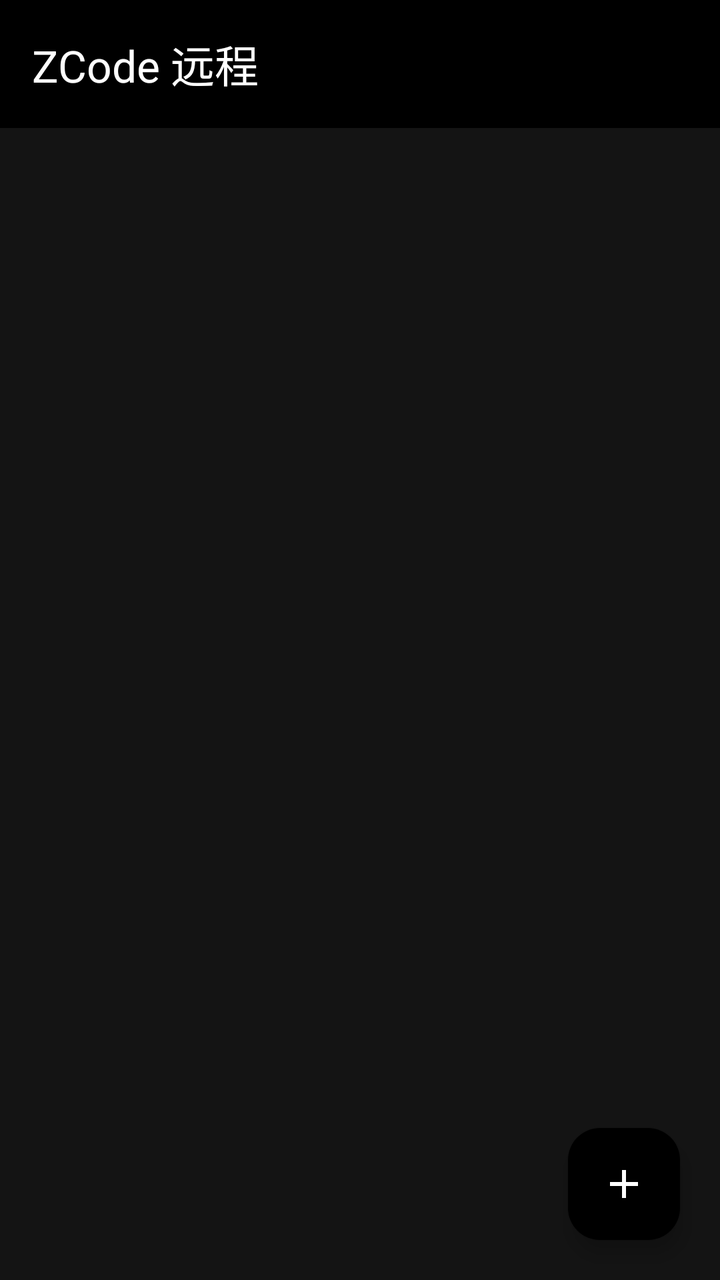
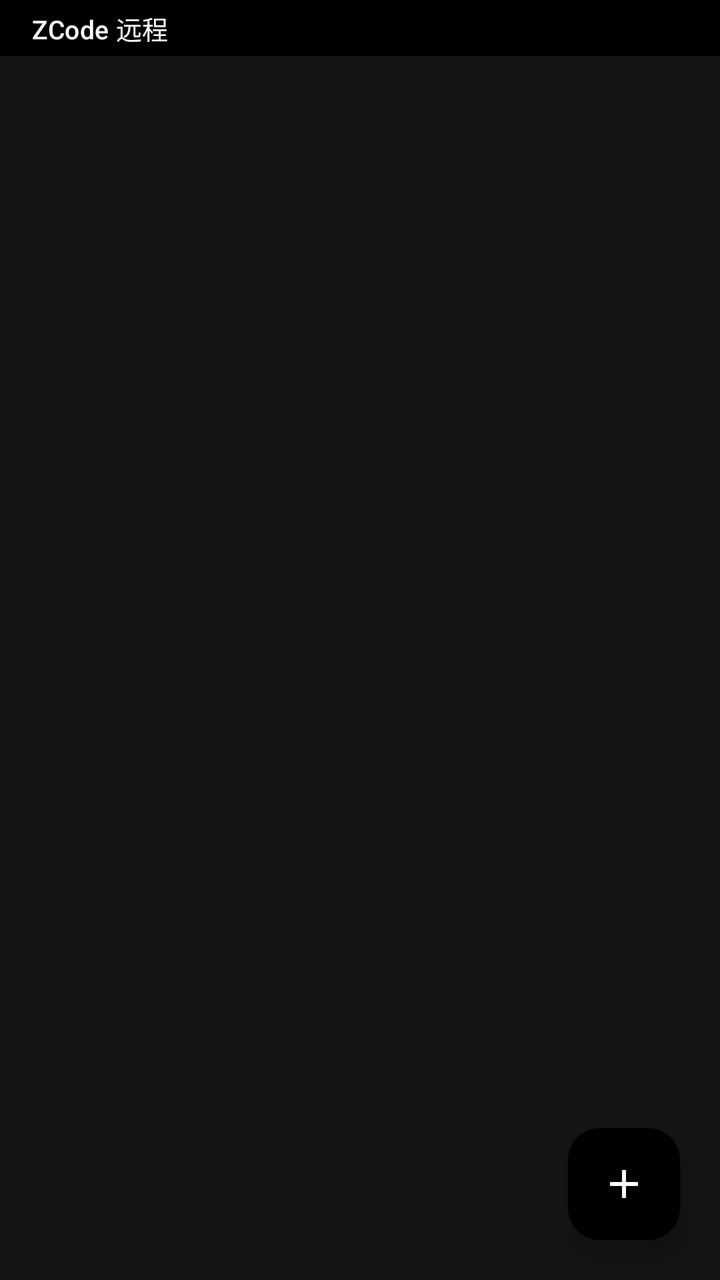

An Android layout rendered at two revisions. The XML below is the earlier revision; the diff shows what the commit changed to produce the second picture.
<!-- AndroidManifest.xml: application theme Theme.ZCodeRemote -->
<!-- res/layout/activity_main.xml -->
<?xml version="1.0" encoding="utf-8"?>
<LinearLayout xmlns:android="http://schemas.android.com/apk/res/android"
    xmlns:app="http://schemas.android.com/apk/res-auto"
    android:id="@+id/root"
    android:layout_width="match_parent"
    android:layout_height="match_parent"
    android:orientation="vertical">

    <com.google.android.material.appbar.MaterialToolbar
        android:id="@+id/toolbar"
        android:layout_width="match_parent"
        android:layout_height="?attr/actionBarSize"
        android:background="@color/primary"
        app:titleTextColor="@color/on_primary"
        app:title="@string/app_name" />

    <FrameLayout
        android:layout_width="match_parent"
        android:layout_height="0dp"
        android:layout_weight="1">

        <androidx.recyclerview.widget.RecyclerView
            android:id="@+id/conn_list"
            android:layout_width="match_parent"
            android:layout_height="match_parent"
            android:clipToPadding="false"
            android:paddingTop="12dp"
            android:paddingBottom="88dp" />

        <TextView
            android:id="@+id/empty_view"
            android:layout_width="wrap_content"
            android:layout_height="wrap_content"
            android:layout_gravity="center"
            android:gravity="center"
            android:lineSpacingExtra="6dp"
            android:text="@string/main_empty"
            android:textColor="@color/on_surface_variant"
            android:textSize="15sp"
            android:visibility="gone" />
    </FrameLayout>

    <com.google.android.material.floatingactionbutton.FloatingActionButton
        android:id="@+id/fab_add"
        android:layout_width="wrap_content"
        android:layout_height="wrap_content"
        android:layout_gravity="bottom|end"
        android:layout_margin="20dp"
        android:contentDescription="@string/fab_add"
        android:src="@drawable/ic_add"
        app:backgroundTint="@color/primary"
        app:tint="@color/on_primary" />

</LinearLayout>
<!-- resources referenced by this layout -->
<resources>
  <color name="on_primary">#FFFFFF</color>
  <color name="on_surface_variant">#A1A1AA</color>
  <color name="primary">#000000</color>
  <!-- drawable ic_add (drawable) -->
  <?xml version="1.0" encoding="utf-8"?>
  <vector xmlns:android="http://schemas.android.com/apk/res/android"
      android:width="24dp"
      android:height="24dp"
      android:viewportWidth="24"
      android:viewportHeight="24">
      <path
          android:fillColor="#FFFFFFFF"
          android:pathData="M19,13H13V19H11V13H5V11H11V5H13V11H19V13Z" />
  </vector>
  <string name="app_name">ZCode 远程</string>
  <string name="fab_add">添加连接</string>
  <string name="main_empty">扫码连接 ZCode 远程工作区\n点右下角 ＋ 添加连接</string>
  <style name="Theme.ZCodeRemote" parent="Theme.Material3.Dark.NoActionBar">
          <item name="colorPrimary">@color/primary</item>
          <item name="colorOnPrimary">@color/on_primary</item>
          <item name="colorPrimaryContainer">@color/primary</item>
          <item name="colorOnPrimaryContainer">@color/on_primary</item>
          <item name="colorSecondary">@color/primary</item>
          <item name="colorSecondaryContainer">@color/primary</item>
          <item name="colorOnSecondaryContainer">@color/on_primary</item>
          <item name="android:colorBackground">@color/background</item>
          <item name="colorSurface">@color/surface</item>
          <item name="colorOnSurface">@color/on_surface</item>
          <item name="colorOnSurfaceVariant">@color/on_surface_variant</item>
          <item name="colorOutline">@color/outline</item>
          <item name="android:statusBarColor">@color/primary</item>
      </style>
  <color name="background">#141414</color>
  <color name="surface">#1E1E1E</color>
  <color name="on_surface">#F5F5F5</color>
  <color name="outline">#3F3F46</color>
</resources>

<!-- the commit's change to res/layout/activity_main.xml (unified diff, before → after) -->
@@ -9,8 +9,9 @@
     <com.google.android.material.appbar.MaterialToolbar
         android:id="@+id/toolbar"
         android:layout_width="match_parent"
-        android:layout_height="?attr/actionBarSize"
+        android:layout_height="28dp"
         android:background="@color/primary"
+        app:titleTextAppearance="@style/ZCodeToolbarTitle"
         app:titleTextColor="@color/on_primary"
         app:title="@string/app_name" />
 
<!-- resource entries referenced after the edit -->
@@ -17,6 +17,9 @@
   <string name="app_name">ZCode 远程</string>
   <string name="fab_add">添加连接</string>
   <string name="main_empty">扫码连接 ZCode 远程工作区\n点右下角 ＋ 添加连接</string>
+  <style name="ZCodeToolbarTitle" parent="TextAppearance.Material3.TitleMedium">
+          <item name="android:textSize">13sp</item>
+      </style>
   <style name="Theme.ZCodeRemote" parent="Theme.Material3.Dark.NoActionBar">
           <item name="colorPrimary">@color/primary</item>
           <item name="colorOnPrimary">@color/on_primary</item>
